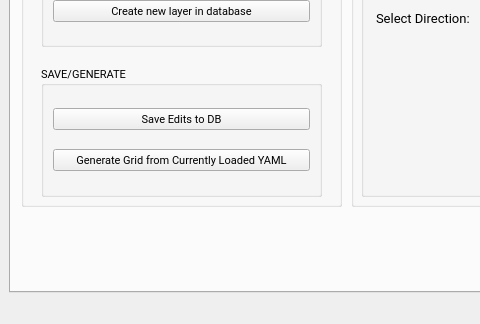
First picture: the form in QTFiles/LayerMaker_GUI_v1.ui, repository select-8/LayerMaker, before the edit; both pictures show x 0 to 480 and y 529 to 853 of the 1084 by 853 pixel window.
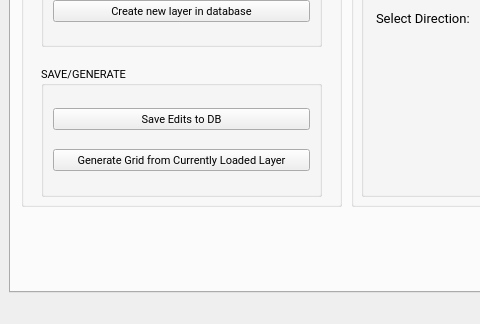
Second picture: the form after the edit. The open tabs and pages were chosen to show the change.

Commit message: fix issue in mixin_services where data asnt being saved to db on gen grid. Add kilometer to renderers

```diff
--- a/QTFiles/LayerMaker_GUI_v1.ui
+++ b/QTFiles/LayerMaker_GUI_v1.ui
@@ -600,7 +600,7 @@
           <item row="1" column="0">
            <widget class="QPushButton" name="BTN_GENERATEGRID">
             <property name="text">
-             <string>Generate Grid from Currently Loaded YAML</string>
+             <string>Generate Grid from Currently Loaded Layer</string>
             </property>
            </widget>
           </item>
```
Left out of the diff: 2 changed lines with no effect on the pictures. The commit also changes 8 other files.
